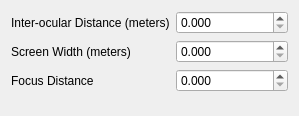
The window that StereoOptionsDialog.ui (CIVA-Lab/Nimbus) describes before a commit, drawn with Qt 5.
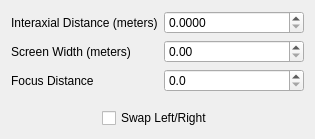
The same window after the commit.

Commit message:
Updated stereo parameters and left/right swapping
Fixed up the stereo parameter controls to accurately reflect the state
of the camera.  Also added swapping left/right views in stereo.  Not
enabled, but includes code for displaying cyan/red color anaglyph
stereo.

Diff of the .ui file:
```diff
--- a/StereoOptionsDialog.ui
+++ b/StereoOptionsDialog.ui
@@ -6,25 +6,30 @@
    <rect>
     <x>0</x>
     <y>0</y>
-    <width>299</width>
-    <height>116</height>
+    <width>315</width>
+    <height>139</height>
    </rect>
   </property>
   <property name="windowTitle">
    <string>Stereo Options</string>
   </property>
+  <layout class="QVBoxLayout" name="verticalLayout">
+   <item>
   <layout class="QFormLayout" name="formLayout">
    <item row="0" column="0">
     <widget class="QLabel" name="label">
      <property name="text">
-      <string>Inter-ocular Distance (meters)</string>
+        <string>Interaxial Distance (meters)</string>
      </property>
     </widget>
    </item>
    <item row="0" column="1">
     <widget class="QDoubleSpinBox" name="ioDistanceSpinBox">
      <property name="decimals">
-      <number>3</number>
+        <number>4</number>
+       </property>
+       <property name="maximum">
+        <double>999.000000000000000</double>
      </property>
      <property name="singleStep">
       <double>0.001000000000000</double>
@@ -41,7 +46,10 @@
    <item row="1" column="1">
     <widget class="QDoubleSpinBox" name="screenWidthSpinBox">
      <property name="decimals">
-      <number>3</number>
+        <number>2</number>
+       </property>
+       <property name="maximum">
+        <double>99999.000000000000000</double>
      </property>
      <property name="singleStep">
       <double>0.500000000000000</double>
@@ -58,9 +66,54 @@
    <item row="2" column="1">
     <widget class="QDoubleSpinBox" name="focusDistanceSpinBox">
      <property name="decimals">
-      <number>3</number>
-     </property>
-    </widget>
+        <number>1</number>
+       </property>
+       <property name="maximum">
+        <double>100000.000000000000000</double>
+       </property>
+       <property name="singleStep">
+        <double>10.000000000000000</double>
+       </property>
+      </widget>
+     </item>
+    </layout>
+   </item>
+   <item>
+    <layout class="QHBoxLayout" name="horizontalLayout">
+     <item>
+      <spacer name="horizontalSpacer">
+       <property name="orientation">
+        <enum>Qt::Horizontal</enum>
+       </property>
+       <property name="sizeHint" stdset="0">
+        <size>
+         <width>40</width>
+         <height>20</height>
+        </size>
+       </property>
+      </spacer>
+     </item>
+     <item>
+      <widget class="QCheckBox" name="swapCheckBox">
+       <property name="text">
+        <string>Swap Left/Right</string>
+       </property>
+      </widget>
+     </item>
+     <item>
+      <spacer name="horizontalSpacer_2">
+       <property name="orientation">
+        <enum>Qt::Horizontal</enum>
+       </property>
+       <property name="sizeHint" stdset="0">
+        <size>
+         <width>40</width>
+         <height>20</height>
+        </size>
+       </property>
+      </spacer>
+     </item>
+    </layout>
    </item>
   </layout>
  </widget>
```
Lines whose indentation alone changed are shown as unchanged. The commit also changes 5 other files.
